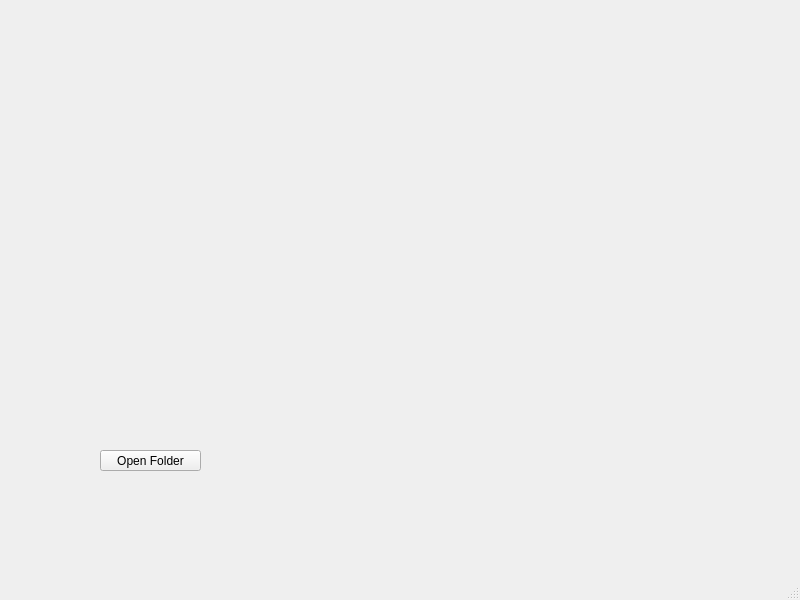
Mrmachiner/Brain_tumor, file Brain-Tumor-Detection/gui/opendiablog.ui: the form before one commit.
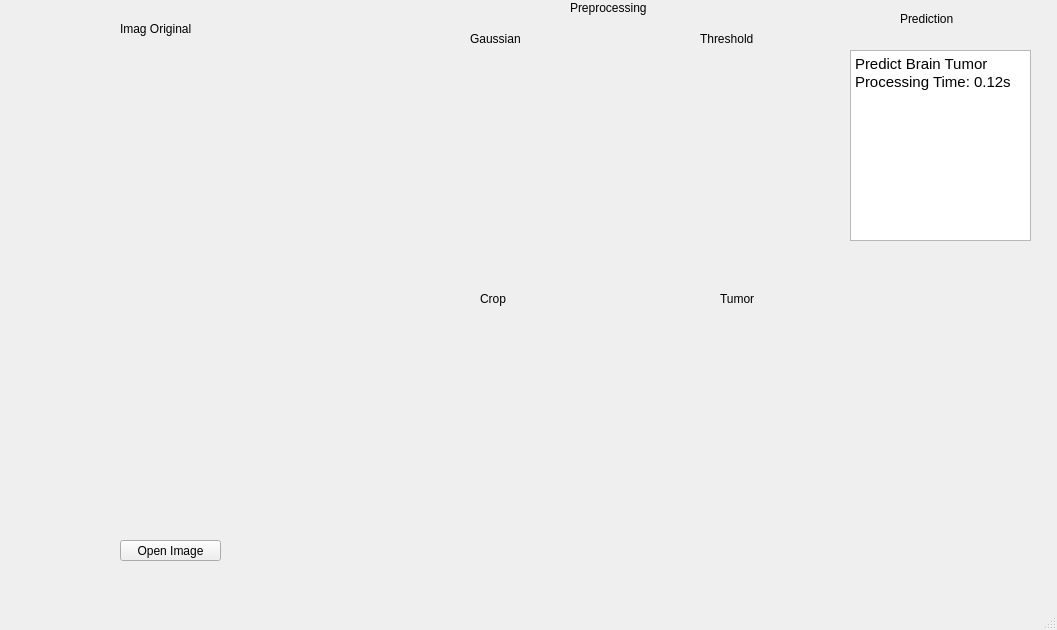
The form after the commit. Icons and pictures are not drawn.

```diff
--- a/Brain-Tumor-Detection/gui/opendiablog.ui
+++ b/Brain-Tumor-Detection/gui/opendiablog.ui
@@ -6,8 +6,8 @@
    <rect>
     <x>0</x>
     <y>0</y>
-    <width>800</width>
-    <height>600</height>
+    <width>1057</width>
+    <height>630</height>
    </rect>
   </property>
   <property name="windowTitle">
@@ -17,33 +17,221 @@
    <widget class="QPushButton" name="pushButton">
     <property name="geometry">
      <rect>
-      <x>100</x>
-      <y>450</y>
+      <x>120</x>
+      <y>540</y>
       <width>101</width>
       <height>21</height>
      </rect>
     </property>
     <property name="text">
-     <string>Open Folder</string>
+     <string>Open Image</string>
     </property>
    </widget>
    <widget class="QLabel" name="label">
     <property name="geometry">
      <rect>
       <x>10</x>
+      <y>50</y>
+      <width>351</width>
+      <height>461</height>
+     </rect>
+    </property>
+    <property name="text">
+     <string/>
+    </property>
+    <property name="pixmap">
+     <pixmap>../../data_test/yes/Y1.jpg</pixmap>
+    </property>
+    <property name="scaledContents">
+     <bool>true</bool>
+    </property>
+   </widget>
+   <widget class="QLabel" name="label_2">
+    <property name="geometry">
+     <rect>
+      <x>120</x>
+      <y>20</y>
+      <width>101</width>
+      <height>17</height>
+     </rect>
+    </property>
+    <property name="text">
+     <string>Imag Original</string>
+    </property>
+   </widget>
+   <widget class="QLabel" name="label_3">
+    <property name="geometry">
+     <rect>
+      <x>570</x>
+      <y>0</y>
+      <width>101</width>
+      <height>16</height>
+     </rect>
+    </property>
+    <property name="text">
+     <string>Preprocessing</string>
+    </property>
+   </widget>
+   <widget class="QLabel" name="label_4">
+    <property name="geometry">
+     <rect>
+      <x>410</x>
+      <y>50</y>
+      <width>181</width>
+      <height>211</height>
+     </rect>
+    </property>
+    <property name="text">
+     <string/>
+    </property>
+    <property name="pixmap">
+     <pixmap>../../Gaussian.jpg</pixmap>
+    </property>
+    <property name="scaledContents">
+     <bool>true</bool>
+    </property>
+   </widget>
+   <widget class="QLabel" name="label_5">
+    <property name="geometry">
+     <rect>
+      <x>650</x>
+      <y>50</y>
+      <width>181</width>
+      <height>211</height>
+     </rect>
+    </property>
+    <property name="text">
+     <string/>
+    </property>
+    <property name="pixmap">
+     <pixmap>../../abcd1.jpg</pixmap>
+    </property>
+    <property name="scaledContents">
+     <bool>true</bool>
+    </property>
+   </widget>
+   <widget class="QLabel" name="label_6">
+    <property name="geometry">
+     <rect>
+      <x>410</x>
+      <y>310</y>
+      <width>181</width>
+      <height>211</height>
+     </rect>
+    </property>
+    <property name="text">
+     <string/>
+    </property>
+    <property name="pixmap">
+     <pixmap>../../image crop.jpg</pixmap>
+    </property>
+    <property name="scaledContents">
+     <bool>true</bool>
+    </property>
+   </widget>
+   <widget class="QLabel" name="label_7">
+    <property name="geometry">
+     <rect>
+      <x>650</x>
+      <y>310</y>
+      <width>181</width>
+      <height>211</height>
+     </rect>
+    </property>
+    <property name="text">
+     <string/>
+    </property>
+    <property name="pixmap">
+     <pixmap>../../abcd2.jpg</pixmap>
+    </property>
+    <property name="scaledContents">
+     <bool>true</bool>
+    </property>
+   </widget>
+   <widget class="QLabel" name="label_8">
+    <property name="geometry">
+     <rect>
+      <x>900</x>
       <y>10</y>
-      <width>301</width>
-      <height>391</height>
+      <width>71</width>
+      <height>17</height>
      </rect>
     </property>
     <property name="text">
-     <string/>
+     <string>Prediction</string>
     </property>
-    <property name="pixmap">
-     <pixmap>../../brain_tumor_dataset/yes/Y1.jpg</pixmap>
+   </widget>
+   <widget class="QTextEdit" name="textEdit">
+    <property name="geometry">
+     <rect>
+      <x>850</x>
+      <y>50</y>
+      <width>181</width>
+      <height>191</height>
+     </rect>
     </property>
-    <property name="scaledContents">
-     <bool>true</bool>
+    <property name="tabChangesFocus">
+     <bool>false</bool>
+    </property>
+    <property name="html">
+     <string>&lt;!DOCTYPE HTML PUBLIC &quot;-//W3C//DTD HTML 4.0//EN&quot; &quot;http://www.w3.org/TR/REC-html40/strict.dtd&quot;&gt;
+&lt;html&gt;&lt;head&gt;&lt;meta name=&quot;qrichtext&quot; content=&quot;1&quot; /&gt;&lt;style type=&quot;text/css&quot;&gt;
+p, li { white-space: pre-wrap; }
+&lt;/style&gt;&lt;/head&gt;&lt;body style=&quot; font-family:'Ubuntu'; font-size:11pt; font-weight:400; font-style:normal;&quot;&gt;
+&lt;p style=&quot; margin-top:0px; margin-bottom:0px; margin-left:0px; margin-right:0px; -qt-block-indent:0; text-indent:0px;&quot;&gt;Predict Brain Tumor&lt;/p&gt;
+&lt;p style=&quot; margin-top:0px; margin-bottom:0px; margin-left:0px; margin-right:0px; -qt-block-indent:0; text-indent:0px;&quot;&gt;Processing Time: 0.12s&lt;/p&gt;&lt;/body&gt;&lt;/html&gt;</string>
+    </property>
+   </widget>
+   <widget class="QLabel" name="label_9">
+    <property name="geometry">
+     <rect>
+      <x>470</x>
+      <y>30</y>
+      <width>71</width>
+      <height>17</height>
+     </rect>
+    </property>
+    <property name="text">
+     <string>Gaussian</string>
+    </property>
+   </widget>
+   <widget class="QLabel" name="label_10">
+    <property name="geometry">
+     <rect>
+      <x>700</x>
+      <y>30</y>
+      <width>71</width>
+      <height>17</height>
+     </rect>
+    </property>
+    <property name="text">
+     <string>Threshold</string>
+    </property>
+   </widget>
+   <widget class="QLabel" name="label_11">
+    <property name="geometry">
+     <rect>
+      <x>480</x>
+      <y>290</y>
+      <width>41</width>
+      <height>17</height>
+     </rect>
+    </property>
+    <property name="text">
+     <string>Crop</string>
+    </property>
+   </widget>
+   <widget class="QLabel" name="label_12">
+    <property name="geometry">
+     <rect>
+      <x>720</x>
+      <y>290</y>
+      <width>51</width>
+      <height>17</height>
+     </rect>
+    </property>
+    <property name="text">
+     <string>Tumor</string>
     </property>
    </widget>
   </widget>
```
Left out of the diff: 2 changed lines with no effect on the pictures.
